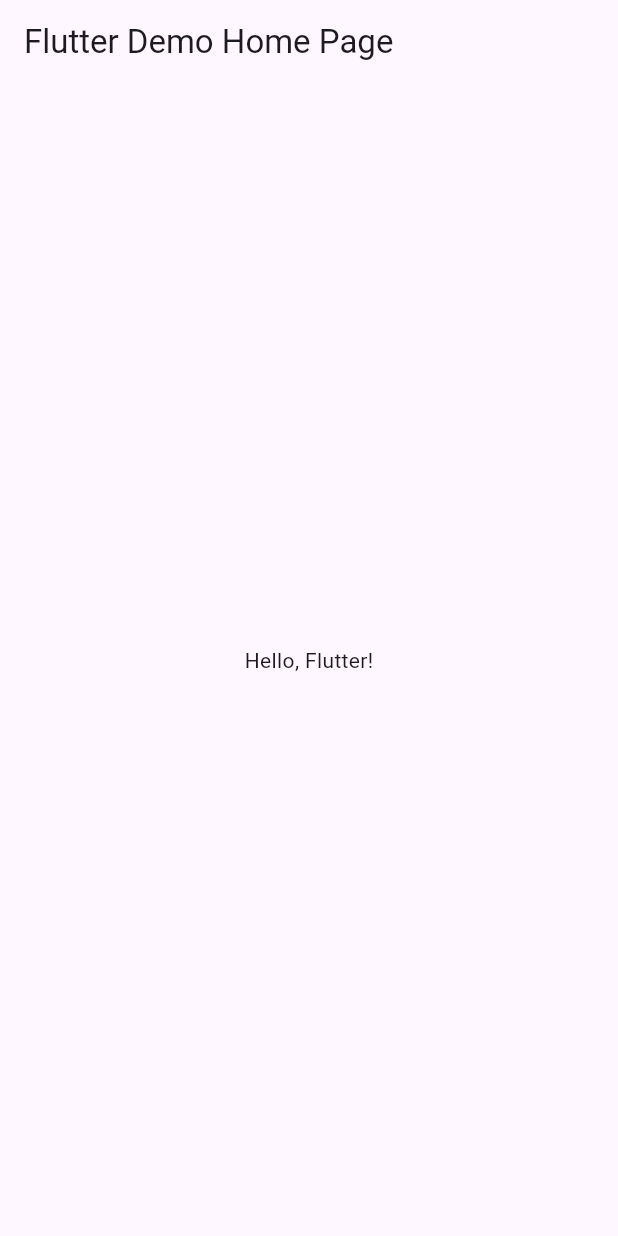
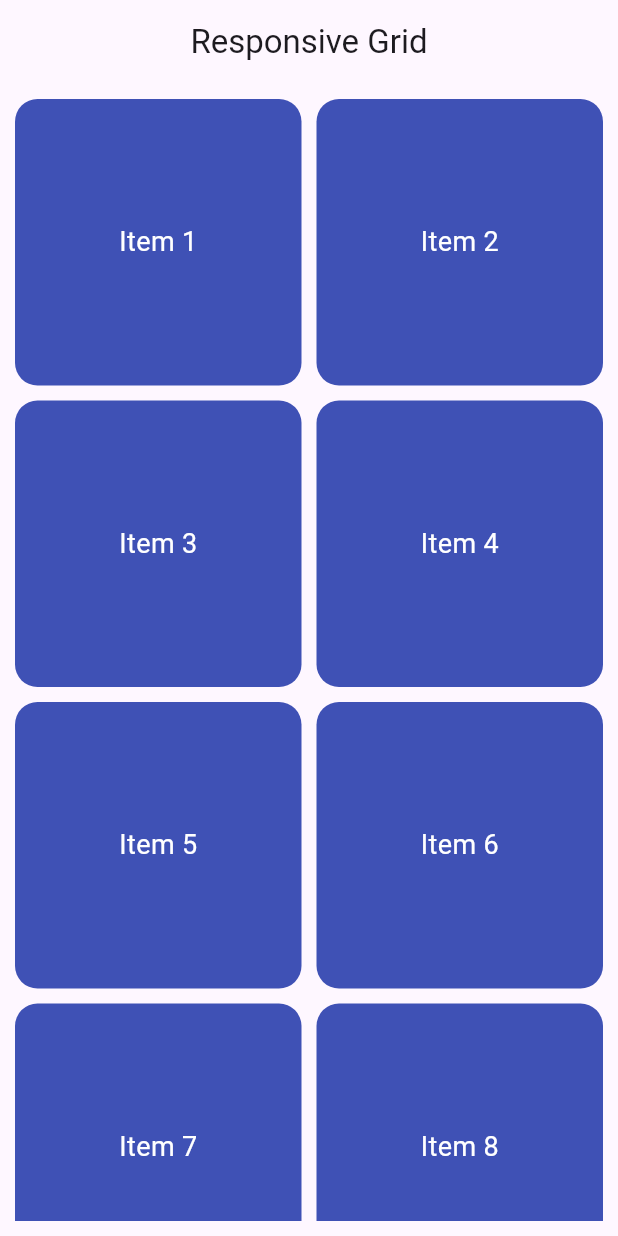
Before and after one commit to ShubhamBayas-Josh/Flutter-Assignments, a Flutter app: the screen it shows after launch, on a phone screen of 412 x 824 dp. Run offline on Flutter 3.47's test engine with Material 3 defaults, Android fonts, the phone set to English and light mode, and no system bars.

Commit message:
Added Assignment6

```diff
--- /dev/null
+++ b/lib/Assignment6/grid_page.dart
@@ -0,0 +1,44 @@
+import 'package:flutter/material.dart';
+
+class GridPage extends StatelessWidget {
+  const GridPage({super.key});
+
+  @override
+  Widget build(BuildContext context) {
+    final screenWidth = MediaQuery.of(context).size.width;
+
+    int crossAxisCount = screenWidth > 600 ? 4 : 2;
+
+    return Scaffold(
+      appBar: AppBar(
+        title: const Text('Responsive Grid'),
+        centerTitle: true,
+      ),
+      body: Padding(
+        padding: const EdgeInsets.all(10),
+        child: GridView.count(
+          crossAxisCount: crossAxisCount,
+          crossAxisSpacing: 10,
+          mainAxisSpacing: 10,
+          children: List.generate(20, (index) {
+            return Container(
+              decoration: BoxDecoration(
+                color: Colors.indigo,
+                borderRadius: BorderRadius.circular(15),
+              ),
+              child: Center(
+                child: Text(
+                  'Item ${index + 1}',
+                  style: const TextStyle(
+                    color: Colors.white,
+                    fontSize: 18,
+                  ),
+                ),
+              ),
+            );
+          }),
+        ),
+      ),
+    );
+  }
+}
--- a/lib/main.dart
+++ b/lib/main.dart
@@ -1,4 +1,5 @@
 import 'package:flutter/material.dart';
+import 'Assignment6/grid_page.dart';
 
 void main() {
   runApp(const MyApp());
@@ -10,27 +11,8 @@
   @override
   Widget build(BuildContext context) {
     return MaterialApp(
-      title: 'Flutter Demo',
-      theme: ThemeData(
-        colorScheme: ColorScheme.fromSeed(seedColor: Colors.deepPurple),
-      ),
-      home: const HomePage(),
+      title: 'Responsive Grid UI',
+      home: const GridPage(),
     );
   }
 }
-
-class HomePage extends StatelessWidget {
-  const HomePage({super.key});
-
-  @override
-  Widget build(BuildContext context) {
-    return Scaffold(
-      appBar: AppBar(
-        title: const Text('Flutter Demo Home Page'),
-      ),
-      body: const Center(
-        child: Text('Hello, Flutter!'),
-      ),
-    );
-  }
-}
```
